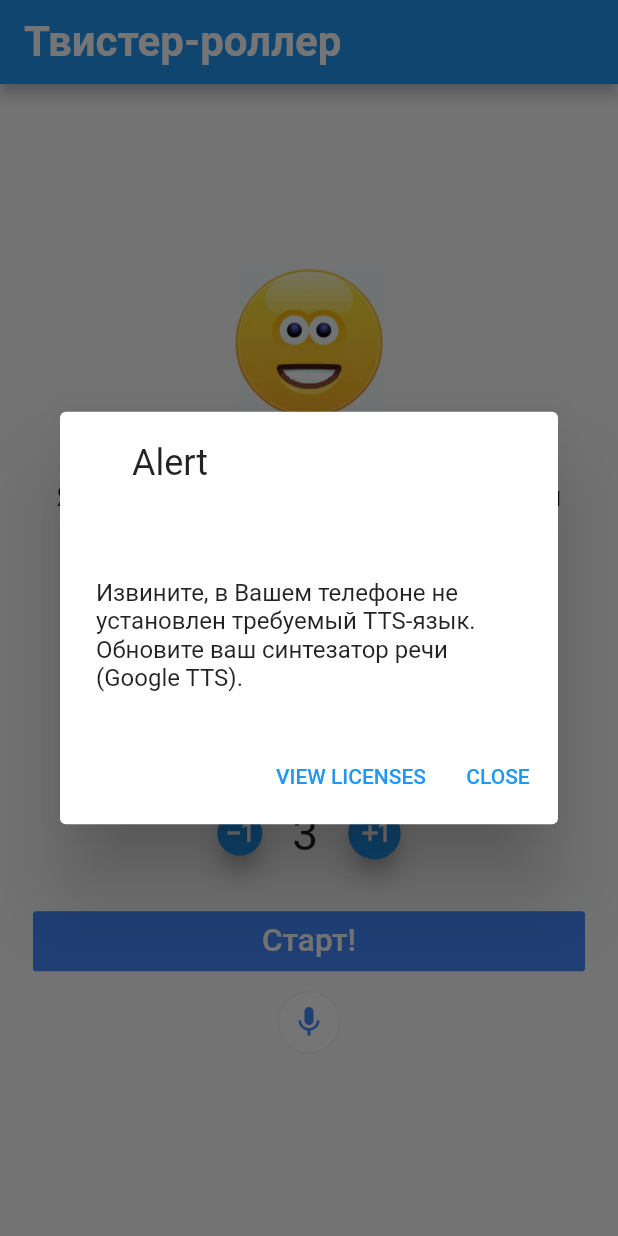
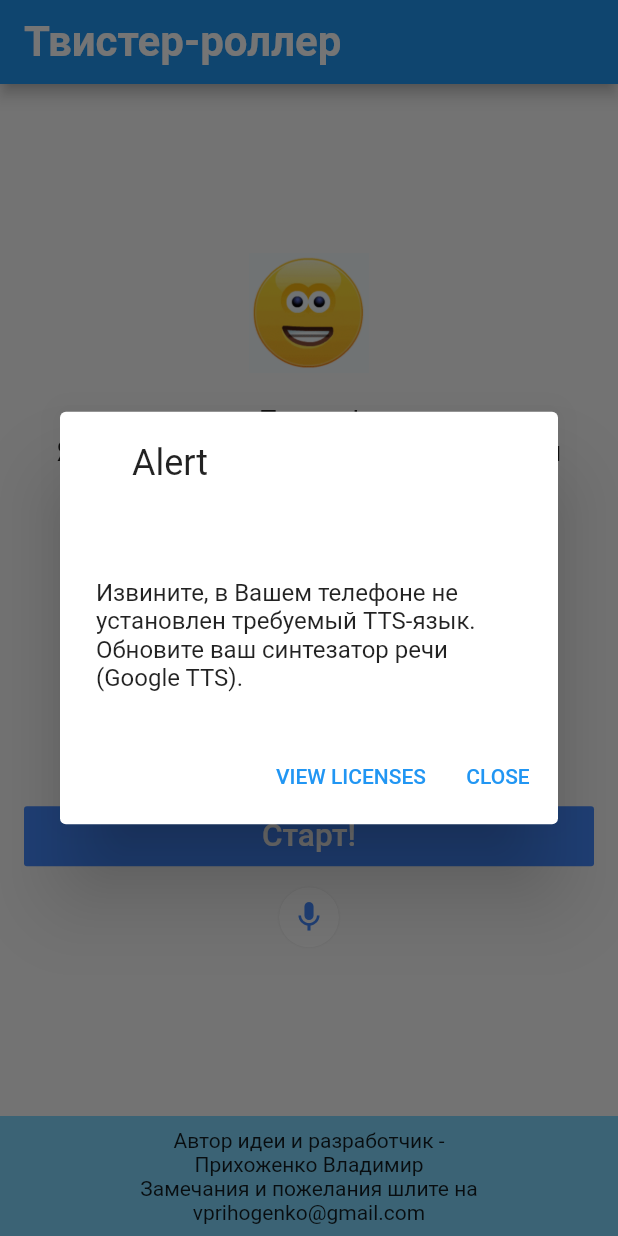
Before and after one commit to shpp-vprihozhenko/twisterRoller, a Flutter app: the screen it shows after launch, on a phone screen of 412 x 824 dp. Run offline on Flutter 3.47's test engine with Material 2 defaults, Android fonts, the phone set to English and light mode, and no system bars; our stand-ins replace flutter_tts, speech_to_text; statements that could not run were skipped.

Commit message:
like final 2

```diff
--- a/lib/main.dart
+++ b/lib/main.dart
@@ -62,7 +62,7 @@ class _MyHomePageState extends State<MyHomePage> {
   void initTtsAndSttAndFirstSpeech() async {
     await initSTT();
     await initTts();
-    //firstSpeech();
+    await firstSpeech();
     startListening();
   }
 
@@ -134,13 +134,26 @@ class _MyHomePageState extends State<MyHomePage> {
         showMic = false;
       });
       String recognizedWords = result.recognizedWords.toString().toUpperCase();
-      if (recognizedWords.indexOf('СТАРТ') == -1) {
+      if (recognizedWords.indexOf('СТАРТ') > -1) {
+        goToStartGamePage();
+      } else if (isNumeric(recognizedWords)) {
+        print('isNumeric $recognizedWords');
+        setState(() {
+          numPlayers = int.parse(recognizedWords);
+        });
+        startListening();
+      } else {
         print('no start, repeat stt loop');
         startListening();
-      } else {
-        goToStartGamePage();
       }
     }
+  }
+
+  bool isNumeric(String s) {
+    if (s == null) {
+      return false;
+    }
+    return int.tryParse(s) != null;
   }
 
   Future _getLanguages() async {
@@ -216,7 +229,7 @@ class _MyHomePageState extends State<MyHomePage> {
         title: Text(widget.title, textScaleFactor: 1.4, style: TextStyle(color: Colors.white, fontWeight: FontWeight.bold)),
       ),
       body: Container(
-        padding: EdgeInsets.all(12),
+        padding: EdgeInsets.all(6),
         child: Center(
           child: ListView(
             shrinkWrap: true,
@@ -227,17 +240,17 @@ class _MyHomePageState extends State<MyHomePage> {
                 '\nПривет! \nЯ - интерактивный помощник для игры Твистер.',
                 textScaleFactor: 1.3, textAlign: TextAlign.center,
               ),
-              SizedBox(height: 20),
+              SizedBox(height: 10),
               Text(
                   'Я понимаю такие госовые команды: \n   "ОК" - следующий игрок,\n   "А ну повтори!" - повторить задание.',
                   textScaleFactor: 1.3, textAlign: TextAlign.center
               ),
-              SizedBox(height: 20),
+              SizedBox(height: 10),
               Text(
                   'Для начала игры укажи количество игроков и нажми или скажи "Старт"!',
                   textScaleFactor: 1.3, textAlign: TextAlign.center
               ),
-              SizedBox(height: 20),
+              SizedBox(height: 10),
               Center(
                 child: Row(
                   mainAxisSize: MainAxisSize.min,
@@ -277,7 +290,7 @@ class _MyHomePageState extends State<MyHomePage> {
                   ],
                 ),
               ),
-              SizedBox(height: 20),
+              SizedBox(height: 10),
               FlatButton(
                 color: Colors.blueAccent,
                 onPressed: (){
@@ -310,16 +323,30 @@ class _MyHomePageState extends State<MyHomePage> {
               )
                 //IconButton(icon: Icon(Icons.mic, color: Colors.blueAccent,), onPressed: (){})
                 :SizedBox(),
+              SizedBox(height: 80,),
             ],
           ),
+        ),
+      ),
+      //bottomNavigationBar: BottomNavigationBar()
+      bottomSheet: Container(
+        color: Colors.lightBlueAccent[100],
+        height: 80,
+        child: Center(
+          child: ListView(
+            shrinkWrap: true,
+            children: [
+              Text('Автор идеи и разработчик -\nПрихоженко Владимир', textAlign: TextAlign.center,),
+              Text('Замечания и пожелания шлите на\nvprihogenko@gmail.com', textAlign: TextAlign.center),
+          ],),
         ),
       ),
     );
   }
 
   Widget buildSmileIcon() {
-    return speakingMode? Image.asset('images/speakingSmile.gif', width: 100, height: 100,)
-        : Image.asset('images/notSpeakingSmile.jpg', width: 100, height: 100,);
+    return speakingMode? Image.asset('images/speakingSmile.gif', width: 80, height: 80,)
+        : Image.asset('images/notSpeakingSmile.jpg', width: 80, height: 80,);
   }
 
   showAlertPage(String msg) {
```
Also changed, not shown: lib/GameLoopPage.dart (+4 -3 lines), pubspec.yaml (+10 -0 lines), images/icon/icon.png (added), images/icon/roller.gif (added), pubspec.lock, 31 other files.
